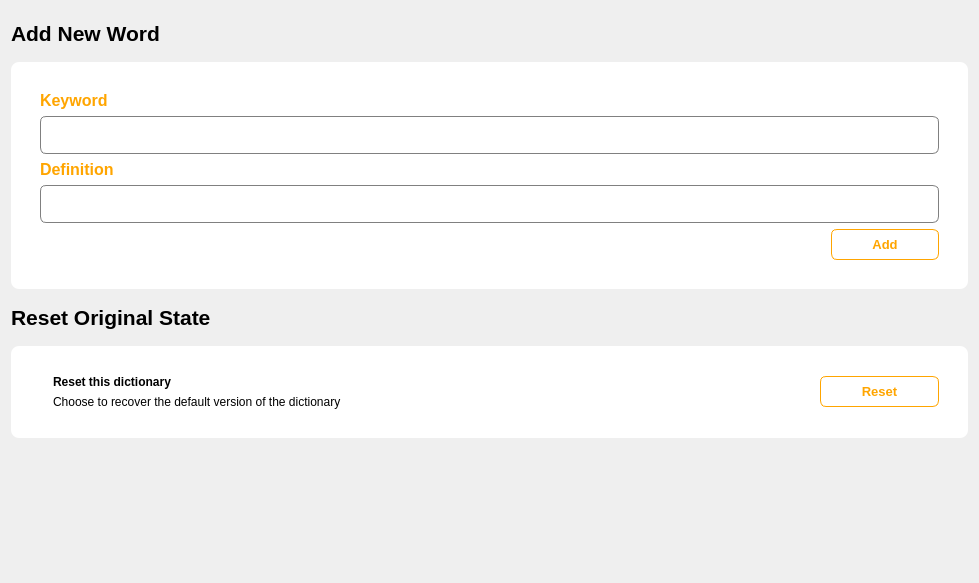
First picture: the form in dictionaryeditor.ui, repository nhuhoainam/CSgo-dictionary, before the edit.
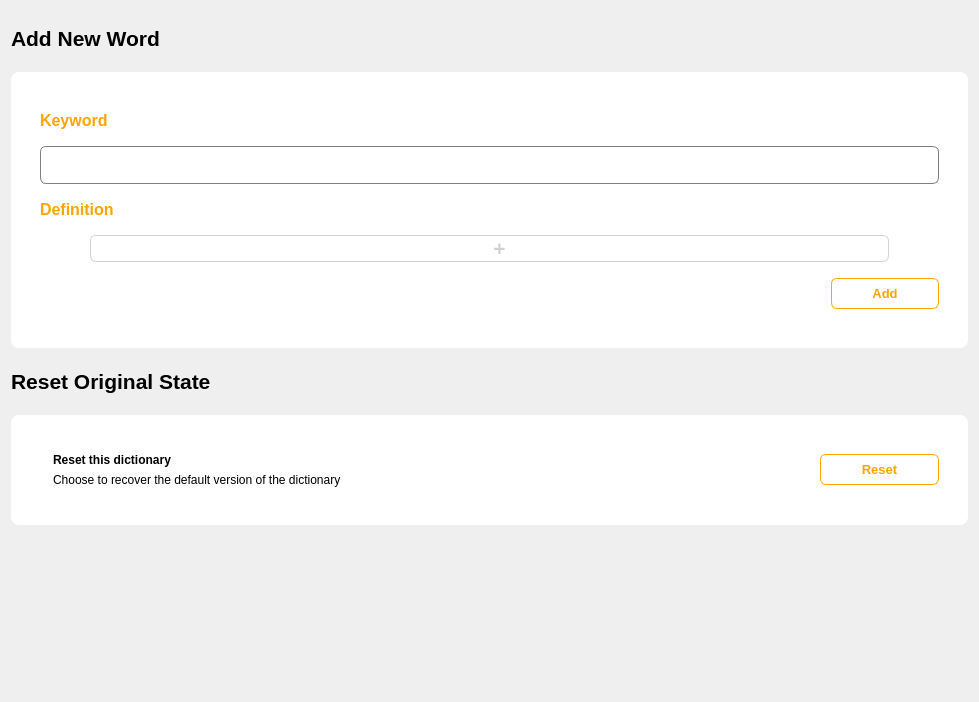
Second picture: the form after the edit. Icons and pictures are not drawn.

Commit message: Add multi-definiton support

Diff of the .ui file:
```diff
--- a/dictionaryeditor.ui
+++ b/dictionaryeditor.ui
@@ -7,7 +7,7 @@
     <x>0</x>
     <y>0</y>
     <width>979</width>
-    <height>583</height>
+    <height>702</height>
    </rect>
   </property>
   <property name="windowTitle">
@@ -60,7 +60,7 @@
      <property name="frameShadow">
       <enum>QFrame::Raised</enum>
      </property>
-     <layout class="QVBoxLayout" name="verticalLayout" stretch="1,3,1,3,1">
+     <layout class="QVBoxLayout" name="verticalLayout_4">
       <item>
        <widget class="QLabel" name="label_3">
         <property name="sizePolicy">
@@ -109,7 +109,32 @@
        </widget>
       </item>
       <item>
-       <widget class="QLineEdit" name="definitionEdit"/>
+       <layout class="QVBoxLayout" name="defLayout"/>
+      </item>
+      <item>
+       <widget class="QPushButton" name="addDefBtn">
+        <property name="font">
+         <font>
+          <pointsize>16</pointsize>
+          <bold>true</bold>
+         </font>
+        </property>
+        <property name="styleSheet">
+         <string notr="true">QPushButton {
+padding: 0 0 0 20px;
+margin: 0 50px 0 50px;
+border: 1px solid lightgrey;
+color: lightgrey;
+}
+QPushButton::hover {
+	color: white;
+	border: 1px solid white;
+}</string>
+        </property>
+        <property name="text">
+         <string>+</string>
+        </property>
+       </widget>
       </item>
       <item>
        <layout class="QHBoxLayout" name="horizontalLayout">
```
Left out of the diff: 6 changed lines with no effect on the pictures. The commit also changes 2 other files.
